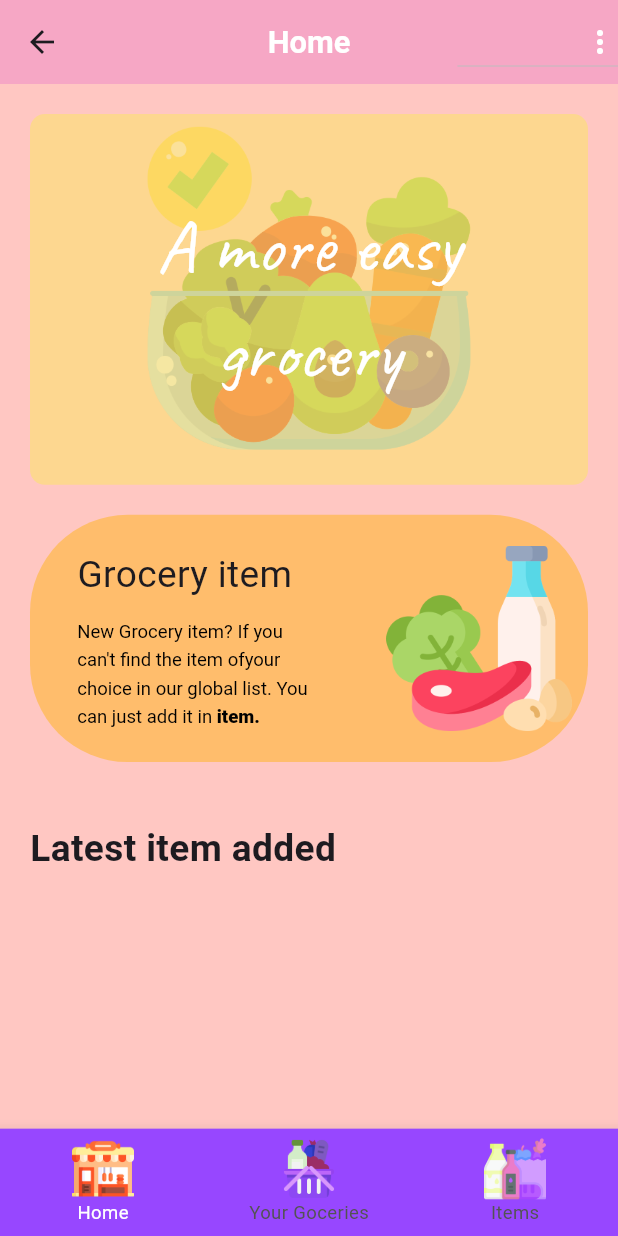
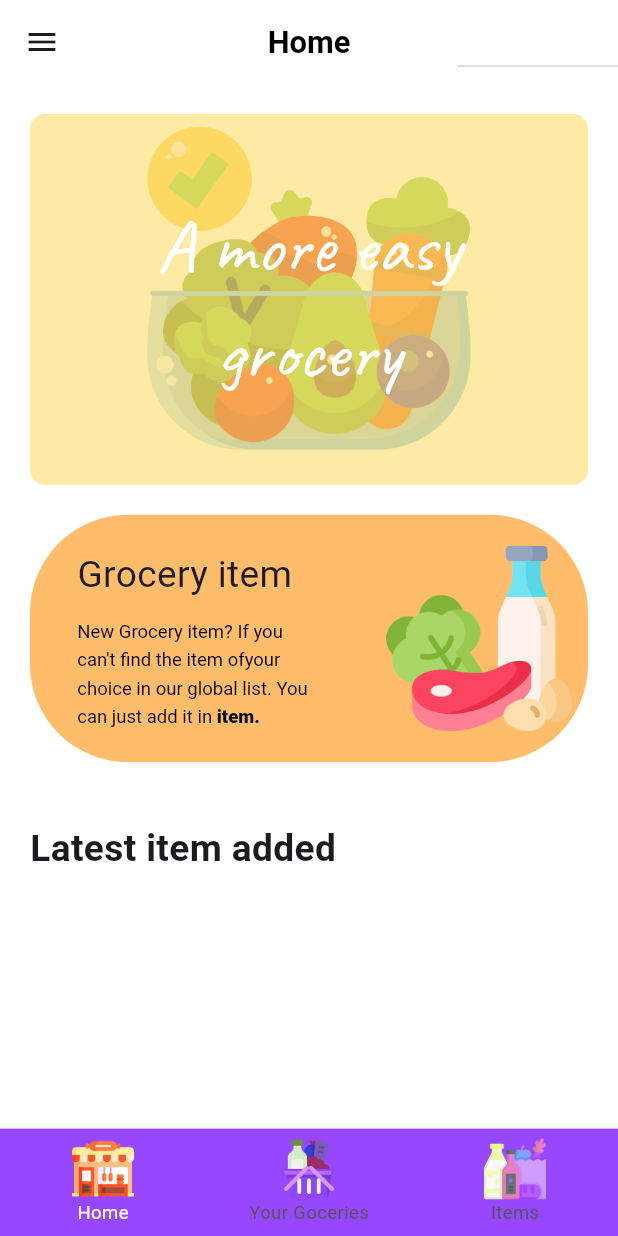
Before and after one commit to 2064959/FoodFinder, a Flutter app: the Welcome screen opened directly, on a phone screen of 412 x 824 dp. Run offline on Flutter 3.47's test engine with Material 3 defaults, Android fonts, the light colour scheme and no system bars; our stand-ins replace cloud_firestore, firebase_auth, firebase_core, firebase_storage, image_picker, internet_connection_checker and 1 more; missing offline and left inert: barcode_scan2, flutter_barcode_scanner; accounts and stored records are empty; network calls fail.

Commit message:
Début des changements de style de l'application. Nouveau nav bar et menu

```diff
--- a/tpfinal/lib/pages/welcome.dart
+++ b/tpfinal/lib/pages/welcome.dart
@@ -24,7 +24,75 @@ class _WelcomeState extends State<Welcome> {
     return Scaffold(
       floatingActionButtonLocation: FloatingActionButtonLocation.endFloat,
       backgroundColor: Theme.of(context).primaryColor,
+      drawer: Drawer(
+        backgroundColor: Theme.of(context).primaryColor,
+        child: ListView(
+            padding: EdgeInsets.only(top: 50),
+            children: [
+              SizedBox(
+                height: 64.0,
+                child: DrawerHeader(
+                  margin: const EdgeInsets.all(0.0),
+                  padding: const EdgeInsets.all(0.0),
+                  decoration: const BoxDecoration(
+
+                  ),
+                  child: ListView(
+                    scrollDirection: Axis.horizontal,
+                    children: [
+                      IconButton(
+                          onPressed: () => Navigator.pop(context),
+                          icon: const Icon(Icons.arrow_back),
+                      ),
+                      const Center(
+                        child: Text('Menu', ),
+                      ),
+
+                    ],
+                  ),
+                ),
+              ),
+              ListTile(
+                title: const Text('Logout', style: TextStyle(color: Colors.red),),
+                onTap: () {
+                  Navigator.pop(context);
+                  showDialog<String>(
+                    context: context,
+                    builder: (BuildContext context) => AlertDialog(
+                      title: const Text('Do you want to logout?'),
+                      content: const Text('You are about to logout.'),
+                      actions: <Widget>[
+                        TextButton(
+                          onPressed: () => Navigator.pop(context, 'Cancel'),
+                          child: const Text('Cancel', style: TextStyle(color: Colors.black,)),
+                        ),
+                        TextButton(
+                          onPressed: (){
+                            Navigator.pop(context, 'Cancel');
+                            FirebaseAuth.instance.signOut();
+                          },
+                          child: const Text('Yes',style: TextStyle(color: Colors.red,)),
+                        ),
+                      ],
+                    ),
+                  );
+                },
+              ),
+            ]
+        ),
+      ),
+
       appBar: AppBar(
+        leading: Builder(
+          builder: (BuildContext context) {
+            return IconButton(
+              icon: const Icon(Icons.menu),
+              onPressed: () {
+                Scaffold.of(context).openDrawer();
+                },
+            );
+          },
+        ),
         centerTitle: true,
         title: (_vueCourrante == 0)
             ? Text('Home',
@@ -37,6 +105,8 @@ class _WelcomeState extends State<Welcome> {
                 : Text('Items',
                     style: TextStyle(
                         fontSize: MediaQuery.of(context).size.width * 0.05)),
+
+
         actions: (_vueCourrante == 0)
             ? const [SignOut()]
             : (_vueCourrante == 1)
--- a/tpfinal/lib/themes/pink_theme.dart
+++ b/tpfinal/lib/themes/pink_theme.dart
@@ -8,14 +8,14 @@ ThemeData pinkTheme() {
       unselectedItemColor: Color.fromARGB(255, 83, 83, 83),
     ),
     appBarTheme: const AppBarTheme(
-      backgroundColor: Color.fromARGB(255, 246, 167, 197),
+      backgroundColor: Colors.white, //Color.fromARGB(255, 246, 167, 197),
       titleTextStyle: TextStyle(
-        color: Colors.white,
+        color: Colors.black,
         fontSize: 25,
         fontWeight: FontWeight.bold,
       ),
     ),
-    primaryColor: const Color.fromARGB(255, 255, 199, 194),
+    primaryColor: Colors.white, //const Color.fromARGB(255, 255, 199, 194),
     primaryIconTheme: const IconThemeData(
       color: Colors.white,
     ),
--- a/tpfinal/lib/widgets/home/sign_out.dart
+++ b/tpfinal/lib/widgets/home/sign_out.dart
@@ -14,11 +14,11 @@ class SignOut extends StatelessWidget {
           Icons.more_vert,
           color: Theme.of(context).primaryIconTheme.color,
         ),
-        items: [
+        items: const [
           DropdownMenuItem(
             value: "logout",
             child: Row(
-              children: const [
+              children: [
                 Icon(
                   Icons.exit_to_app,
                   color: Colors.black,
```
